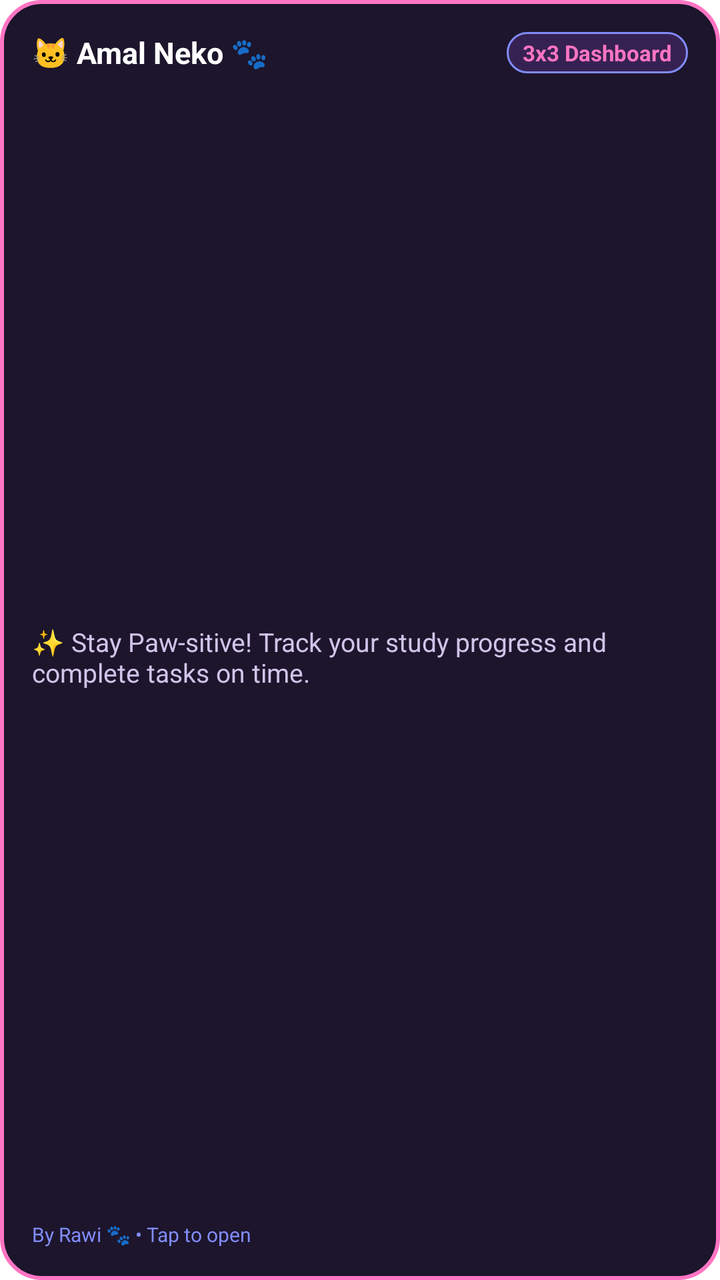
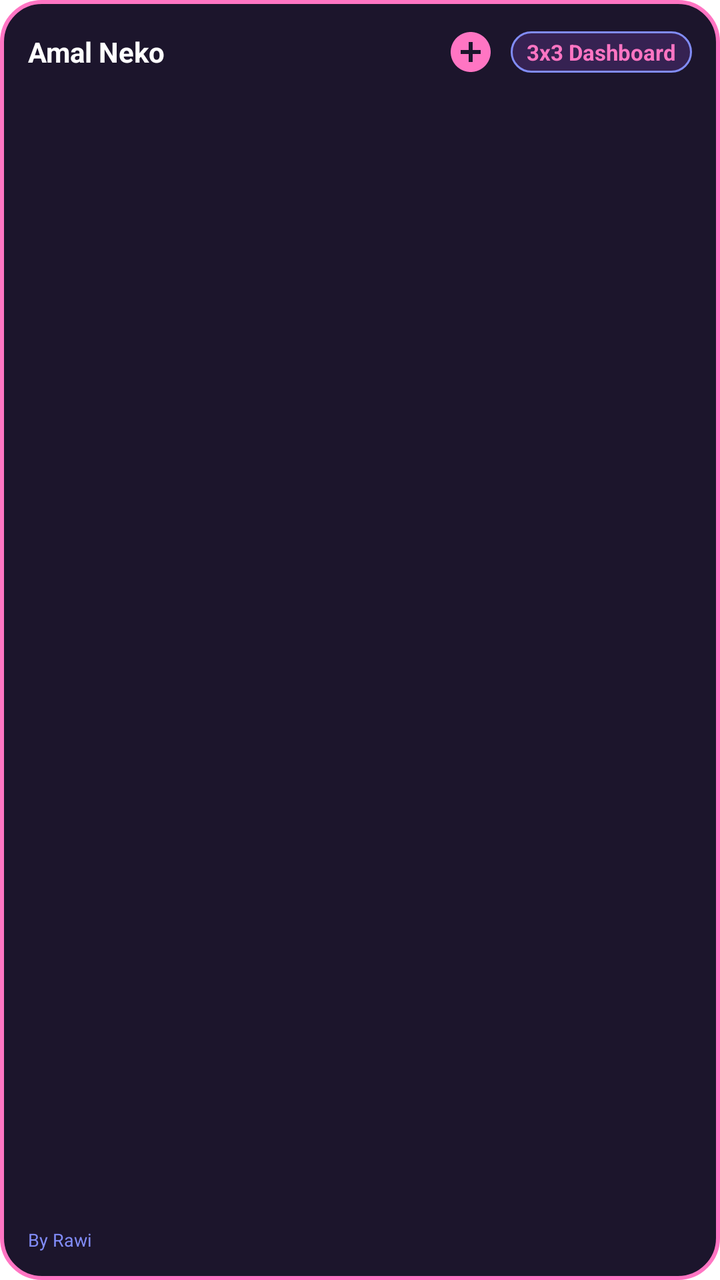

Screens rendered from an Android XML layout before and after an edit, with the pre-edit source and the edit as a unified diff.
<!-- AndroidManifest.xml: application theme AppTheme -->
<!-- res/layout/widget_3x3_layout.xml -->
<?xml version="1.0" encoding="utf-8"?>
<LinearLayout xmlns:android="http://schemas.android.com/apk/res/android"
    android:id="@+id/widget_container"
    android:layout_width="match_parent"
    android:layout_height="match_parent"
    android:background="@drawable/widget_card_bg"
    android:orientation="vertical"
    android:padding="16dp">

    <LinearLayout
        android:layout_width="match_parent"
        android:layout_height="wrap_content"
        android:orientation="horizontal"
        android:gravity="center_vertical">

        <TextView
            android:layout_width="0dp"
            android:layout_height="wrap_content"
            android:layout_weight="1"
            android:text="🐱 Amal Neko 🐾"
            android:textColor="#ffffff"
            android:textSize="15sp"
            android:textStyle="bold" />

        <TextView
            android:layout_width="wrap_content"
            android:layout_height="wrap_content"
            android:background="@drawable/widget_pill_bg"
            android:paddingStart="8dp"
            android:paddingTop="3dp"
            android:paddingEnd="8dp"
            android:paddingBottom="3dp"
            android:text="3x3 Dashboard"
            android:textColor="#ff75c3"
            android:textSize="11sp"
            android:textStyle="bold" />
    </LinearLayout>

    <TextView
        android:layout_width="match_parent"
        android:layout_height="0dp"
        android:layout_weight="1"
        android:layout_marginTop="10dp"
        android:gravity="center_vertical"
        android:text="✨ Stay Paw-sitive! Track your study progress and complete tasks on time."
        android:textColor="#d1c4e9"
        android:textSize="13sp" />

    <TextView
        android:layout_width="match_parent"
        android:layout_height="wrap_content"
        android:text="By Rawi 🐾 • Tap to open"
        android:textColor="#818cf8"
        android:textSize="10sp" />
</LinearLayout>
<!-- resources referenced by this layout -->
<resources>
  <!-- drawable widget_card_bg (drawable) -->
  <?xml version="1.0" encoding="utf-8"?>
  <shape xmlns:android="http://schemas.android.com/apk/res/android"
      android:shape="rectangle">
      <solid android:color="#1c152c" />
      <corners android:radius="20dp" />
      <stroke
          android:width="2dp"
          android:color="#ff75c3" />
  </shape>
  <!-- drawable widget_pill_bg (drawable) -->
  <?xml version="1.0" encoding="utf-8"?>
  <shape xmlns:android="http://schemas.android.com/apk/res/android"
      android:shape="rectangle">
      <solid android:color="#362252" />
      <corners android:radius="12dp" />
      <stroke
          android:width="1dp"
          android:color="#818cf8" />
  </shape>
</resources>

<!-- the commit's change to res/layout/widget_3x3_layout.xml (unified diff, before → after) -->
@@ -5,8 +5,9 @@
     android:layout_height="match_parent"
     android:background="@drawable/widget_card_bg"
     android:orientation="vertical"
-    android:padding="16dp">
+    android:padding="14dp">
 
+    
     <LinearLayout
         android:layout_width="match_parent"
         android:layout_height="wrap_content"
@@ -17,12 +18,22 @@
             android:layout_width="0dp"
             android:layout_height="wrap_content"
             android:layout_weight="1"
-            android:text="🐱 Amal Neko 🐾"
+            android:text="Amal Neko"
             android:textColor="#ffffff"
-            android:textSize="15sp"
+            android:textSize="14sp"
             android:textStyle="bold" />
 
+        
+        <ImageView
+            android:id="@+id/widget_add_btn"
+            android:layout_width="24dp"
+            android:layout_height="24dp"
+            android:layout_marginEnd="8dp"
+            android:src="@drawable/ic_add"
+            android:contentDescription="Add task" />
+
         <TextView
+            android:id="@+id/widget_progress_pill"
             android:layout_width="wrap_content"
             android:layout_height="wrap_content"
             android:background="@drawable/widget_pill_bg"
@@ -36,20 +47,25 @@
             android:textStyle="bold" />
     </LinearLayout>
 
-    <TextView
+    
+    <ListView
+        android:id="@+id/widget_task_list"
         android:layout_width="match_parent"
         android:layout_height="0dp"
         android:layout_weight="1"
-        android:layout_marginTop="10dp"
-        android:gravity="center_vertical"
-        android:text="✨ Stay Paw-sitive! Track your study progress and complete tasks on time."
-        android:textColor="#d1c4e9"
-        android:textSize="13sp" />
+        android:layout_marginTop="8dp"
+        android:divider="@null"
+        android:dividerHeight="0dp"
+        android:scrollbars="none"
+        android:fadingEdge="vertical"
+        android:fadingEdgeLength="16dp" />
 
+    
     <TextView
         android:layout_width="match_parent"
         android:layout_height="wrap_content"
-        android:text="By Rawi 🐾 • Tap to open"
+        android:layout_marginTop="4dp"
+        android:text="By Rawi"
         android:textColor="#818cf8"
-        android:textSize="10sp" />
+        android:textSize="9sp" />
 </LinearLayout>
<!-- resource entries referenced after the edit -->
@@ -1,5 +1,16 @@
 <!-- resources referenced by this layout -->
 <resources>
+  <!-- drawable ic_add (drawable) -->
+  <?xml version="1.0" encoding="utf-8"?>
+  <vector xmlns:android="http://schemas.android.com/apk/res/android"
+      android:width="20dp"
+      android:height="20dp"
+      android:viewportWidth="24"
+      android:viewportHeight="24">
+      <path
+          android:fillColor="#ff75c3"
+          android:pathData="M12,2C6.48,2 2,6.48 2,12s4.48,10 10,10 10,-4.48 10,-10S17.52,2 12,2zM17,13h-4v4h-2v-4H7v-2h4V7h2v4h4v2z"/>
+  </vector>
   <!-- drawable widget_card_bg (drawable) -->
   <?xml version="1.0" encoding="utf-8"?>
   <shape xmlns:android="http://schemas.android.com/apk/res/android"
